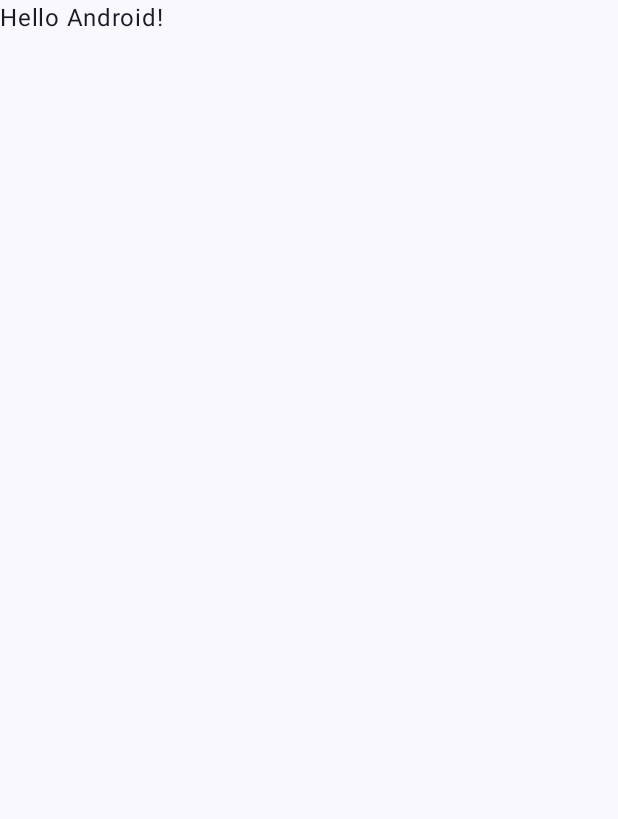
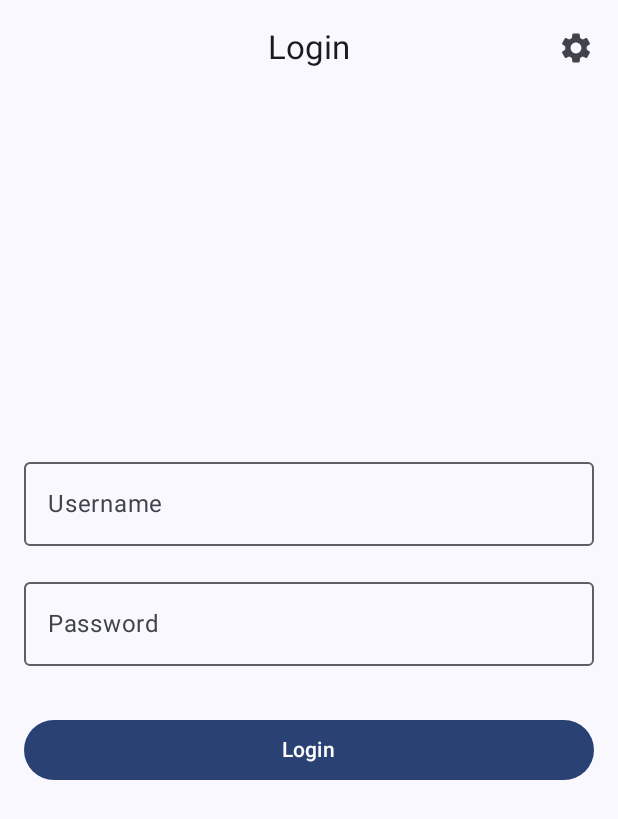
Before and after one commit to fub1/ams, an Android app built with Jetpack Compose: the screen it shows after launch (MainActivity), on a phone screen of 412 x 824 dp. Before the commit the part shown is almost empty. Shown: the top 819 px of the screen. Run offline under Robolectric (Android 15) with nearby library versions, the phone set to English and light mode, and no system bars.

Commit message:
base demo ui

```diff
--- a/app/src/main/java/com/crty/ams/MainActivity.kt
+++ b/app/src/main/java/com/crty/ams/MainActivity.kt
@@ -11,6 +11,7 @@ import androidx.compose.material3.Text
 import androidx.compose.runtime.Composable
 import androidx.compose.ui.Modifier
 import androidx.compose.ui.tooling.preview.Preview
+import com.crty.ams.ui.navigation.AppNavigation
 import com.crty.ams.ui.theme.AmsTheme
 
 class MainActivity : ComponentActivity() {
@@ -19,29 +20,10 @@ class MainActivity : ComponentActivity() {
         enableEdgeToEdge()
         setContent {
             AmsTheme {
-                Scaffold(modifier = Modifier.fillMaxSize()) { innerPadding ->
-                    Greeting(
-                        name = "Android",
-                        modifier = Modifier.padding(innerPadding)
-                    )
+                AppNavigation()
+
                 }
-            }
+
         }
     }
 }
-
-@Composable
-fun Greeting(name: String, modifier: Modifier = Modifier) {
-    Text(
-        text = "Hello $name!",
-        modifier = modifier
-    )
-}
-
-@Preview(showBackground = true)
-@Composable
-fun GreetingPreview() {
-    AmsTheme {
-        Greeting("Android")
-    }
-}
--- /dev/null
+++ b/app/src/main/java/com/crty/ams/ui/navigation/AppNavigation.kt
@@ -0,0 +1,23 @@
+package com.crty.ams.ui.navigation
+
+
+
+import androidx.compose.runtime.Composable
+import androidx.navigation.compose.NavHost
+import androidx.navigation.compose.composable
+import androidx.navigation.compose.rememberNavController
+import com.crty.ams.ui.screen.LoginScreen
+import com.crty.ams.ui.screen.LoginSettingsScreen
+
+@Composable
+fun AppNavigation() {
+    val navController = rememberNavController()
+    NavHost(navController = navController, startDestination = "login") {
+        composable("login") {
+            LoginScreen(navController)
+        }
+        composable("loginSettings") {
+            LoginSettingsScreen(navController)
+        }
+    }
+}
--- /dev/null
+++ b/app/src/main/java/com/crty/ams/ui/sreen/LoginScreen.kt
@@ -0,0 +1,64 @@
+package com.crty.ams.ui.screen
+
+import android.annotation.SuppressLint
+import androidx.compose.foundation.layout.*
+import androidx.compose.material3.*
+import androidx.compose.runtime.*
+import androidx.compose.ui.Alignment
+import androidx.compose.ui.Modifier
+import androidx.compose.ui.unit.dp
+import androidx.compose.material.icons.Icons
+import androidx.compose.material.icons.filled.Settings
+import androidx.compose.ui.text.input.PasswordVisualTransformation
+import androidx.navigation.NavHostController
+
+@SuppressLint("UnusedMaterial3ScaffoldPaddingParameter")
+@OptIn(ExperimentalMaterial3Api::class)
+@Composable
+fun LoginScreen(navController: NavHostController) {
+    Scaffold(
+        topBar = {
+            CenterAlignedTopAppBar(
+                title = { Text("Login") },
+                actions = {
+                    IconButton(onClick = { navController.navigate("loginSettings") }) {
+                        Icon(
+                            imageVector = Icons.Filled.Settings,
+                            contentDescription = "Settings"
+                        )
+                    }
+                }
+            )
+        }
+    ) {
+        Column(
+            modifier = Modifier
+                .fillMaxSize()
+                .padding(16.dp),
+            horizontalAlignment = Alignment.CenterHorizontally,
+            verticalArrangement = Arrangement.Center
+        ) {
+            OutlinedTextField(
+                value = "",
+                onValueChange = {},
+                label = { Text("Username") },
+                modifier = Modifier.fillMaxWidth()
+            )
+            Spacer(modifier = Modifier.height(16.dp))
+            OutlinedTextField(
+                value = "",
+                onValueChange = {},
+                label = { Text("Password") },
+                modifier = Modifier.fillMaxWidth(),
+                visualTransformation = PasswordVisualTransformation()
+            )
+            Spacer(modifier = Modifier.height(32.dp))
+            Button(
+                onClick = { /* TODO: Handle login */ },
+                modifier = Modifier.fillMaxWidth()
+            ) {
+                Text("Login")
+            }
+        }
+    }
+}
```
Also changed, not shown: app/src/main/java/com/crty/ams/ui/sreen/LoginSettingsScreen.kt (added, +74 -0 lines), 1 other file.
